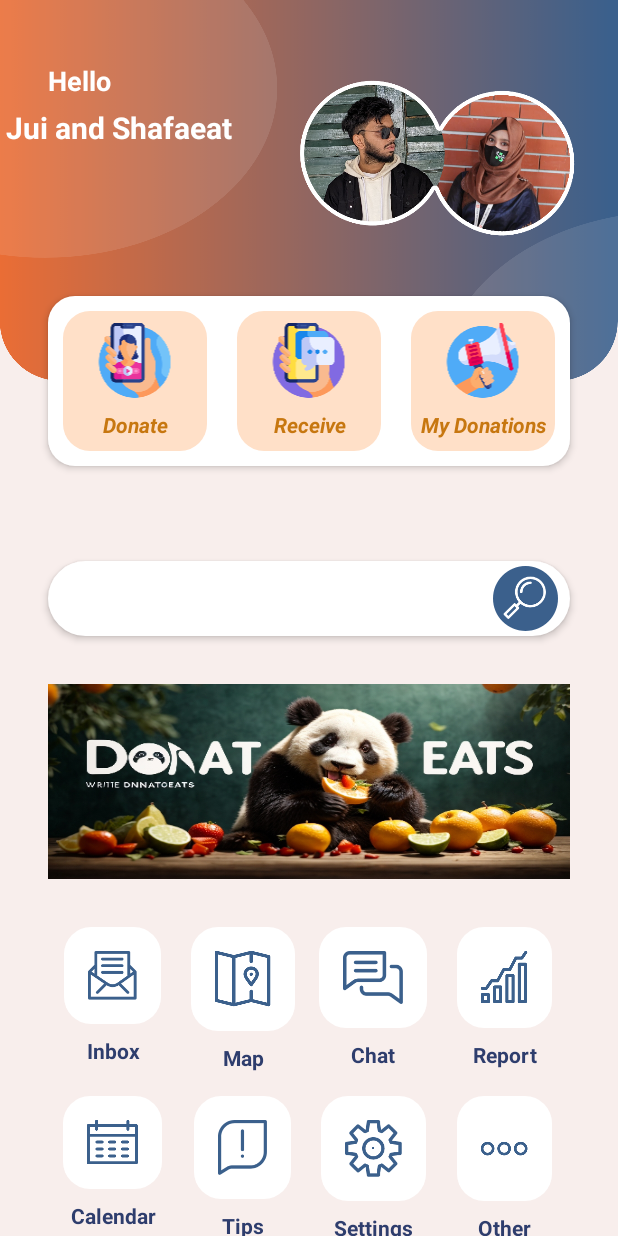
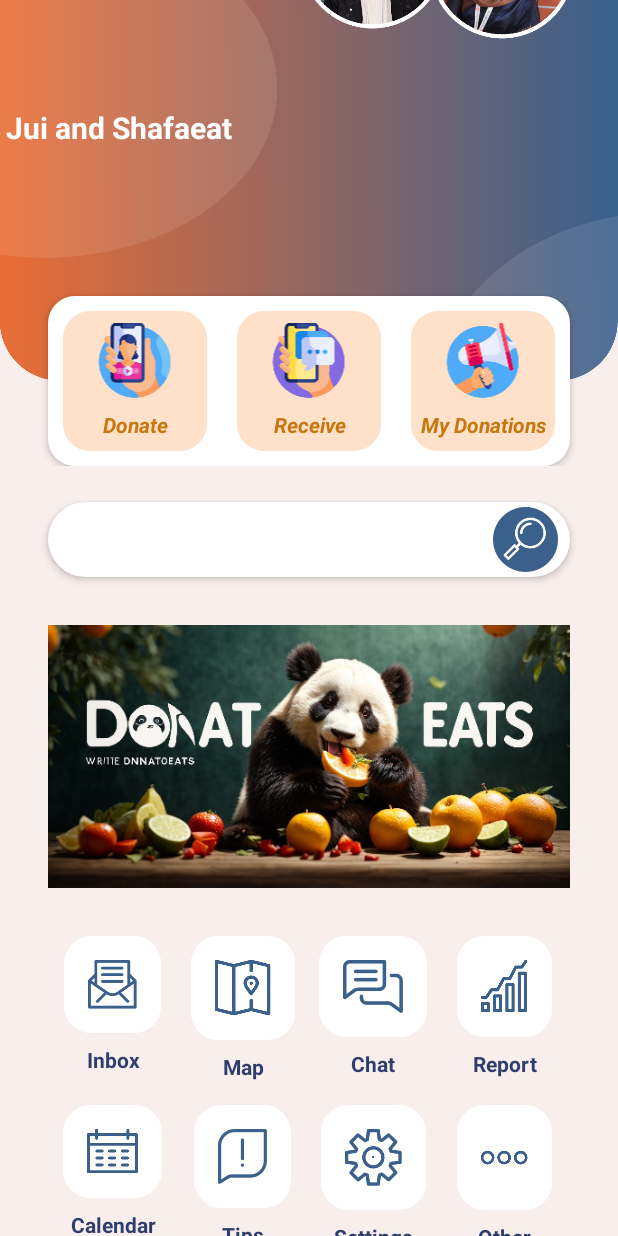
Before and after one commit to shafaeatrahman/DonateEats, an Android app: the screen it shows after launch once a user with an empty profile is signed in (MainActivity), on a phone screen of 412 x 824 dp. Run offline under Robolectric (Android 15) with nearby library versions, the light colour scheme and no system bars; our stand-ins replace Firebase (no records; nobody signed in at launch, a user with empty details on screens opened directly).

Commit message:
Layout allignment fixes

```diff
--- a/app/src/main/res/layout/activity_main.xml
+++ b/app/src/main/res/layout/activity_main.xml
@@ -46,10 +46,10 @@
                     android:adjustViewBounds="false"
                     android:cropToPadding="false"
                     android:scaleType="centerCrop"
-                    app:layout_constraintBottom_toBottomOf="parent"
+                    app:layout_constraintBottom_toTopOf="@+id/imageView3"
                     app:layout_constraintEnd_toEndOf="parent"
                     app:layout_constraintTop_toTopOf="parent"
-                    app:layout_constraintVertical_bias="0.144"
+                    app:layout_constraintVertical_bias="0.0"
                     app:srcCompat="@drawable/juitushar" />
 
                 <TextView
@@ -200,7 +200,7 @@
 
             <androidx.constraintlayout.widget.ConstraintLayout
                 android:layout_width="match_parent"
-                android:layout_height="130dp"
+                android:layout_height="175dp"
                 android:layout_marginStart="32dp"
                 android:layout_marginTop="16dp"
                 android:layout_marginEnd="32dp"
```
